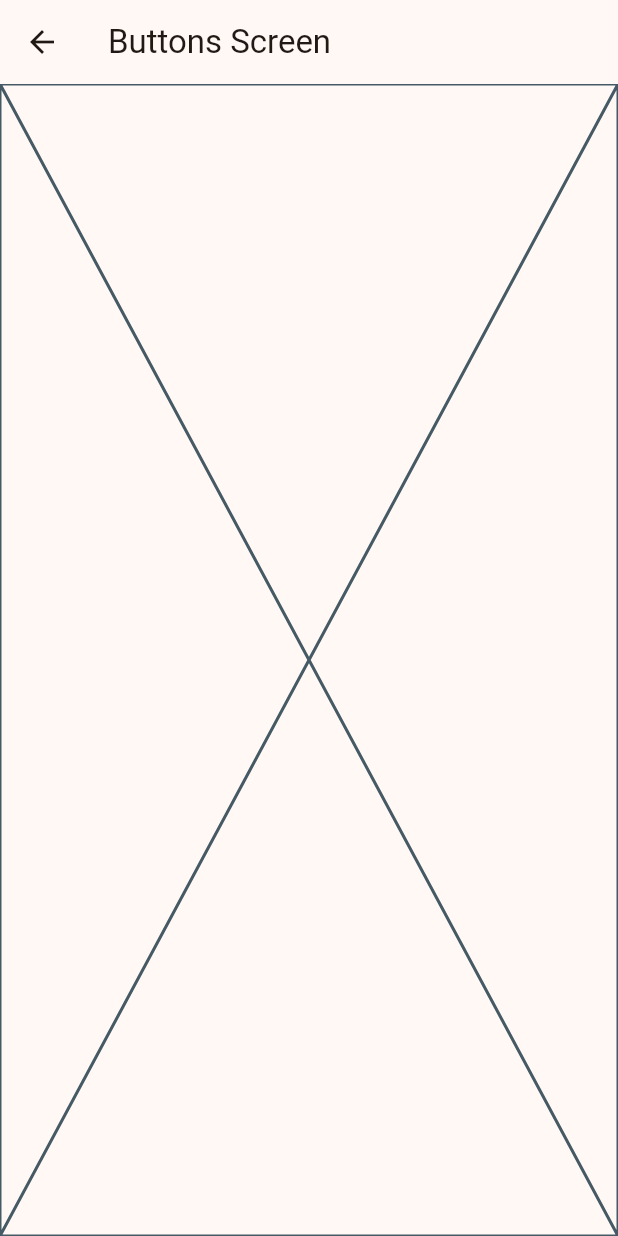
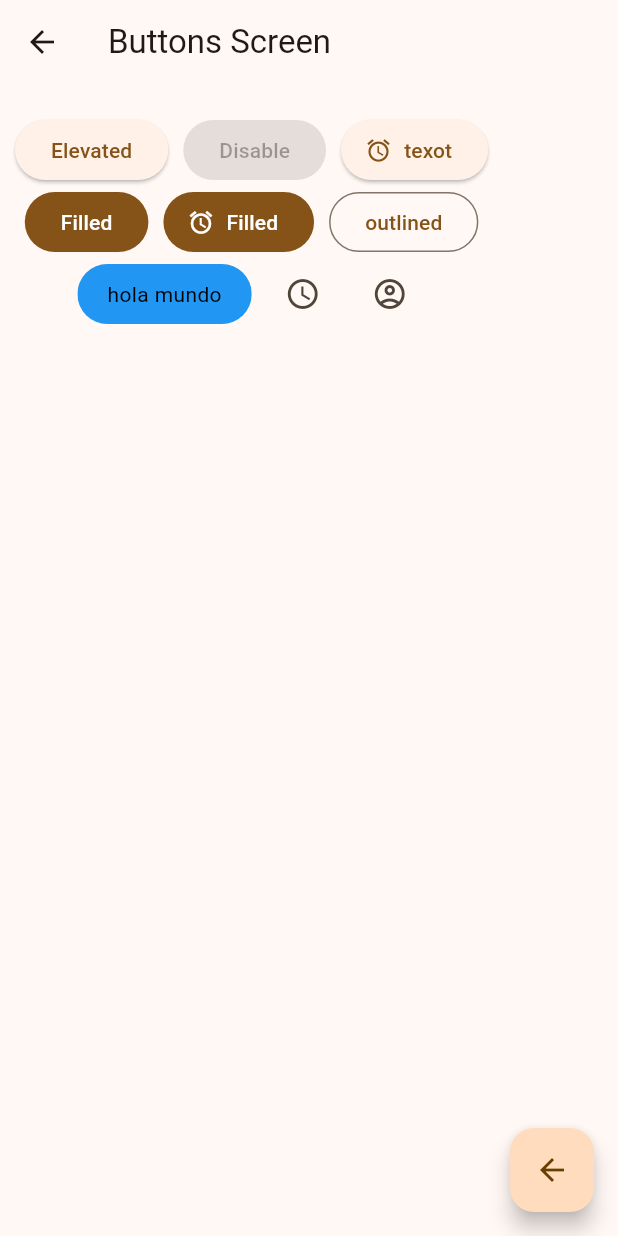
Before and after one commit to Angelina-Pinto/flutterAppWidgets, a Flutter app: the ButtonsScreen screen opened by its route, on a phone screen of 412 x 824 dp. Run offline on Flutter 3.47's test engine with Material 3 defaults, Android fonts, the phone set to English and light mode, and no system bars; our stand-ins replace go_router.

Commit message:
Boton personalizado

```diff
--- a/lib/config/buttons/buttons_screen.dart
+++ b/lib/config/buttons/buttons_screen.dart
@@ -1,4 +1,5 @@
 import 'package:flutter/material.dart';
+import 'package:go_router/go_router.dart';
 
 class ButtonsScreen extends StatelessWidget {
   static const String name = 'buttons_screen';
@@ -8,9 +9,99 @@ class ButtonsScreen extends StatelessWidget {
   Widget build(BuildContext context) {
     return Scaffold(
       appBar: AppBar(
-        title: Text('Buttons Screen'),
+        title: const Text('Buttons Screen'),
       ),
-      body:const Placeholder(),
+      body:const _buttonsView(),
+      floatingActionButton: FloatingActionButton(
+        onPressed: (){
+          //Regresando a pantalla anterior
+          Navigator.of(context).pop();
+          //otra forma de regresar a pantalla
+          context.pop();
+        },
+        child: const Icon(Icons.arrow_back),),
     );
   }
 }
+
+class _buttonsView extends StatelessWidget {
+  const _buttonsView();
+
+  @override
+  Widget build(BuildContext context) {
+    return Padding(
+      padding: const EdgeInsets.symmetric(horizontal: 10, vertical: 20),
+      child: Wrap(
+        spacing: 10,
+        crossAxisAlignment: WrapCrossAlignment.center,
+        alignment: WrapAlignment.center,
+        children: [
+          ElevatedButton(
+            onPressed: (){},
+            child: const Text('Elevated')),
+
+            const ElevatedButton(onPressed: null,child: Text('Disable')),
+
+             ElevatedButton.icon(
+              onPressed: (){},
+              label: const Text('texot'),
+              icon: const Icon(Icons.access_alarm_outlined),
+              ),
+
+              FilledButton(
+                onPressed: (){},
+                child: const Text('Filled')),
+
+              FilledButton.icon(
+                onPressed: (){},
+                icon:const Icon(Icons.access_alarms),
+                label: const Text('Filled'),),
+
+              OutlinedButton(
+                onPressed: (){},
+                child:  const Text('outlined')),
+              const customButton(),
+
+              IconButton(onPressed: (){},
+                icon: const Icon(Icons.access_time_sharp)),
+
+              IconButton(
+                onPressed: (){},
+                icon: const Icon(Icons.account_circle_outlined),
+                style: const ButtonStyle(
+                  // backgroundColor: MaterialStatePropertyAll(),
+                  // iconColor: MaterialStatePropertyAll
+                ),
+                )
+        ],
+      ),
+
+    );
+
+  }
+}
+class customButton extends StatelessWidget {
+  const customButton({super.key});
+
+  @override
+  Widget build(BuildContext context) {
+    final colors = Theme.of(context).colorScheme;
+
+    return  ClipRRect(
+      borderRadius: BorderRadius.circular(20),
+      child: Material(
+
+        color: Colors.blue,
+        child: InkWell(
+          onTap: (){},
+          child: const Padding(
+            //le da dimensiones al boton
+            padding: EdgeInsets.symmetric(horizontal: 20, vertical: 10),
+            child: Text('hola mundo',
+            style:TextStyle(color: Colors.black), ),
+          ),
+        ),
+      ),
+    );
+  }
+}
--- a/lib/config/cards/cards_screen.dart
+++ b/lib/config/cards/cards_screen.dart
@@ -1,6 +1,6 @@
 import 'package:flutter/material.dart';
 
-class CardsScreen extends StatelessWidget {
+class  CardsScreen extends StatelessWidget {
   static const String name = 'cards_screen';
 
   const CardsScreen({super.key});
--- a/lib/presentation/screens/home/home_screen.dart
+++ b/lib/presentation/screens/home/home_screen.dart
@@ -67,9 +67,9 @@ class _CustomListTile extends StatelessWidget {
     // se puede hacer el llamado de esta forma depenciendo de el link
 
     // asi sera el cambio de la pantalla
-    //Navigator.pushNamed(context, menuItem.link);
+    Navigator.pushNamed(context, menuItem.link);
 
-    context.push(CardsScreen.name);
+    //context.push(Homescreen.name);
       },
 
     );
```
